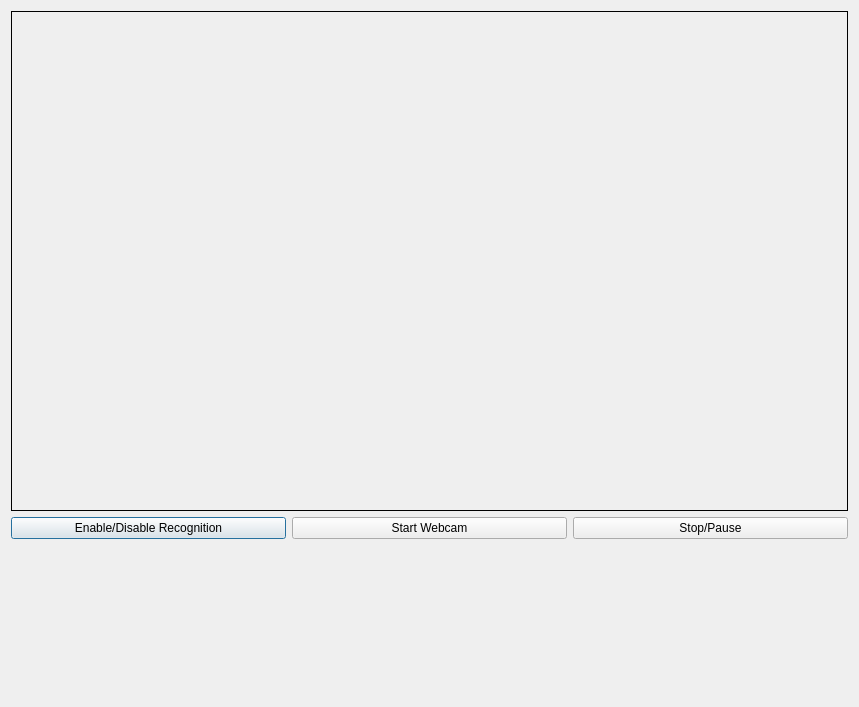
Qt form coreUI/webcam_dialog.ui (prateekgurnani10/Image_recognition) before a commit.
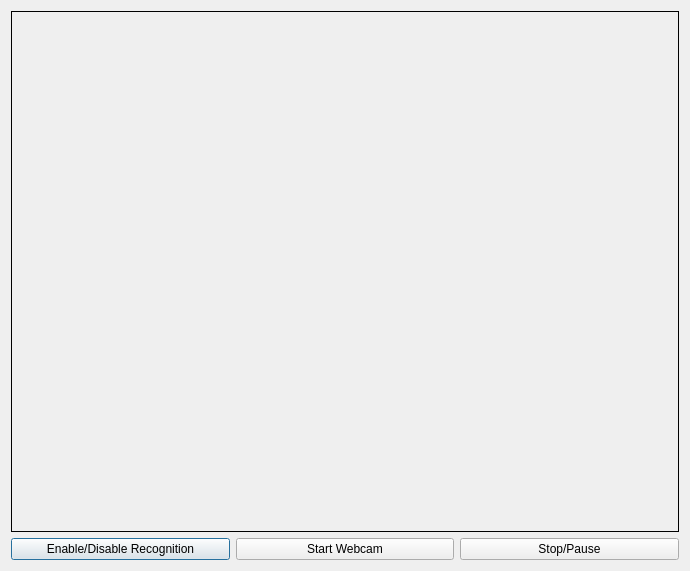
The same form after that commit.

Commit message: Added webcam feature with enable/disable functions

The edit to the form file:
```diff
--- a/coreUI/webcam_dialog.ui
+++ b/coreUI/webcam_dialog.ui
@@ -6,8 +6,8 @@
    <rect>
     <x>0</x>
     <y>0</y>
-    <width>859</width>
-    <height>707</height>
+    <width>690</width>
+    <height>571</height>
    </rect>
   </property>
   <property name="windowTitle">
@@ -31,7 +31,7 @@
         </size>
        </property>
        <property name="frameShape">
-        <enum>QFrame::Box</enum>
+        <enum>QFrame::Panel</enum>
        </property>
        <property name="text">
         <string/>
@@ -40,6 +40,9 @@
      </item>
      <item row="1" column="0">
       <layout class="QHBoxLayout" name="horizontalLayout">
+       <property name="sizeConstraint">
+        <enum>QLayout::SetFixedSize</enum>
+       </property>
        <item>
         <widget class="QPushButton" name="enableDisableRecogButton">
          <property name="font">
@@ -80,23 +83,6 @@
      </item>
     </layout>
    </item>
-   <item row="2" column="0">
-    <layout class="QHBoxLayout" name="horizontalLayout_2">
-     <item>
-      <spacer name="verticalSpacer">
-       <property name="orientation">
-        <enum>Qt::Vertical</enum>
-       </property>
-       <property name="sizeHint" stdset="0">
-        <size>
-         <width>20</width>
-         <height>40</height>
-        </size>
-       </property>
-      </spacer>
-     </item>
-    </layout>
-   </item>
   </layout>
  </widget>
  <resources/>
```
The commit also changes 2 other files.
